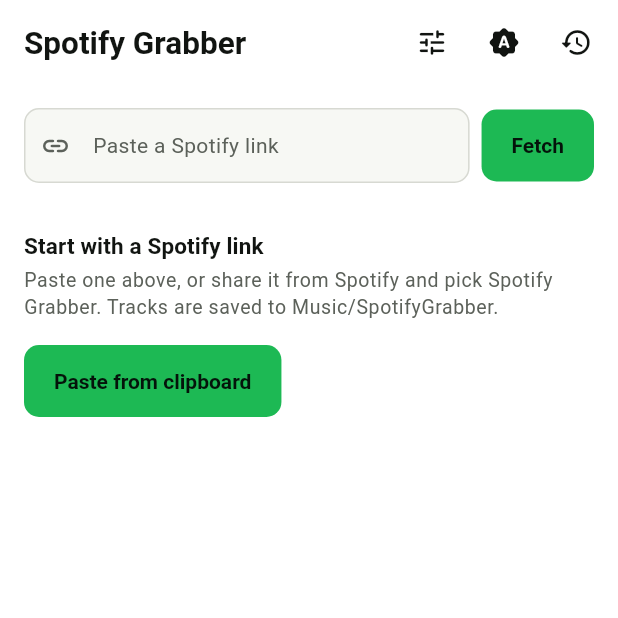
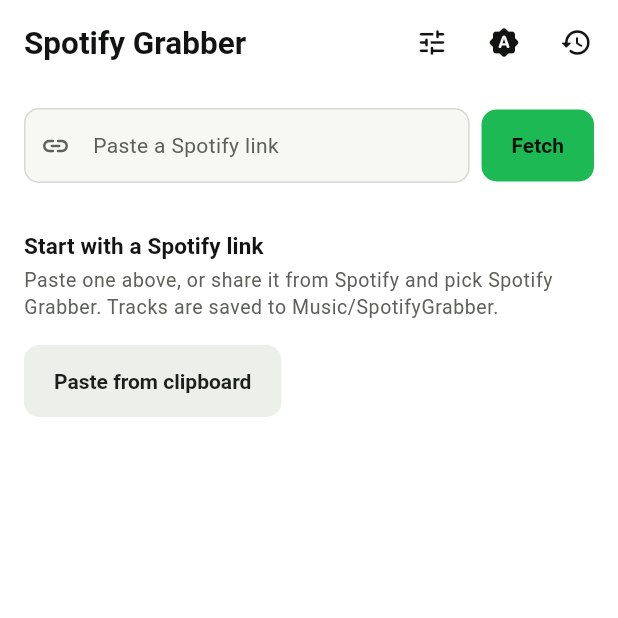
Before and after one commit to Kaderraji/spotify_grabber, a Flutter app: the screen it shows after launch, on a phone screen of 412 x 824 dp, the top half of it. Run offline on Flutter 3.47's test engine with Material 3 defaults, Android fonts, the light colour scheme and no system bars; network calls fail.

Commit message:
fix: keep the tonal button neutral so one action leads on the home screen
The filled-button theme set its background explicitly, which also painted the
tonal variant: "Paste from clipboard" was as loud as "Fetch". Theme defaults
give the tonal button the muted surface it is meant to have.

```diff
--- a/app/lib/app_theme.dart
+++ b/app/lib/app_theme.dart
@@ -50,10 +50,10 @@
         iconSize: 22,
       ),
     ),
+    // No background colour here: it would also paint the tonal variant, which
+    // is how a secondary action ended up as loud as the primary one.
     filledButtonTheme: FilledButtonThemeData(
       style: FilledButton.styleFrom(
-        backgroundColor: scheme.primary,
-        foregroundColor: scheme.onPrimary,
         disabledBackgroundColor: scheme.surfaceContainerHigh,
         disabledForegroundColor: scheme.onSurfaceVariant,
         minimumSize: const Size(0, 48),
```
